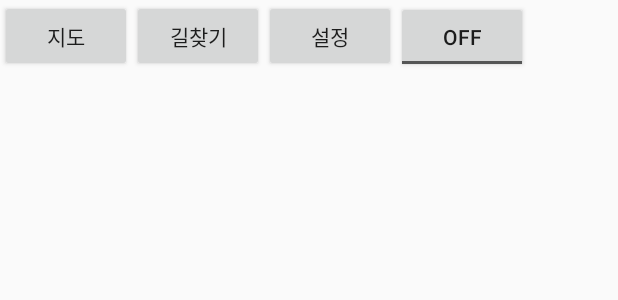
After one commit to aiden7001/Capstone_Project, an Android app: the layout activity_first.xml on its own in the app's theme, with its tools: preview values and no code run, on a phone screen of 412 x 824 dp. The commit adds this screen. Shown: the top 300 px of the screen. Run offline under Robolectric (Android 15) with nearby library versions, the phone set to English and light mode, and no system bars.

Commit message:
12:04change

```diff
--- a/170530/app/src/main/AndroidManifest.xml
+++ b/170530/app/src/main/AndroidManifest.xml
@@ -21,6 +21,7 @@
         <activity android:name=".SignupActivity" ></activity>
         <activity android:name=".SearchLocationActivity" ></activity>
         <activity android:name=".SelectMapLocationActivity" ></activity>
+        <activity android:name=".FirstActivity" ></activity>
 
         <!-- ATTENTION: This was auto-generated to add Google Play services to your project for
      App Indexing.  See https://g.co/AppIndexing/AndroidStudio for more information. -->
--- /dev/null
+++ b/170530/app/src/main/res/layout/activity_first.xml
@@ -0,0 +1,30 @@
+<?xml version="1.0" encoding="utf-8"?>
+<LinearLayout xmlns:android="http://schemas.android.com/apk/res/android"
+    android:orientation="vertical" android:layout_width="match_parent"
+    android:layout_height="match_parent">
+    <LinearLayout
+        android:layout_width="match_parent"
+        android:layout_height="match_parent">
+        <Button
+            android:layout_width="wrap_content"
+            android:layout_height="wrap_content"
+            android:text="지도"
+            android:id="@+id/map"/>
+        <Button
+            android:layout_width="wrap_content"
+            android:layout_height="wrap_content"
+            android:text="길찾기"
+            android:id="@+id/findroute"/>
+        <Button
+            android:layout_width="wrap_content"
+            android:layout_height="wrap_content"
+            android:text="설정"
+            android:id="@+id/setting"/>
+        <ToggleButton
+            android:layout_width="wrap_content"
+            android:layout_height="wrap_content"
+            android:text="주차상태"
+            android:id="@+id/bicyclemode"/>
+    </LinearLayout>
+
+</LinearLayout>
--- a/170530/app/src/main/res/layout/activity_main.xml
+++ b/170530/app/src/main/res/layout/activity_main.xml
@@ -59,6 +59,7 @@
             android:id="@+id/map_view"
             android:layout_width="match_parent"
             android:layout_height="416dp" />
+
     </LinearLayout>
 
     <LinearLayout
```
Also changed, not shown: 170530/app/src/main/java/test/com/a170326/FirstActivity.java (added, +52 -0 lines), 170530/app/src/main/java/test/com/a170326/LoginActivity.java (+1 -1 lines), 170530/app/src/main/java/test/com/a170326/MainActivity.java (+4 -3 lines), 170530/app/src/main/java/test/com/a170326/MapActivity.java (added, +8 -0 lines), 170530/app/src/main/java/test/com/a170326/RouteActivity.java (added, +8 -0 lines), 170530/app/src/main/res/layout/activity_route.xml (added, +42 -0 lines).
